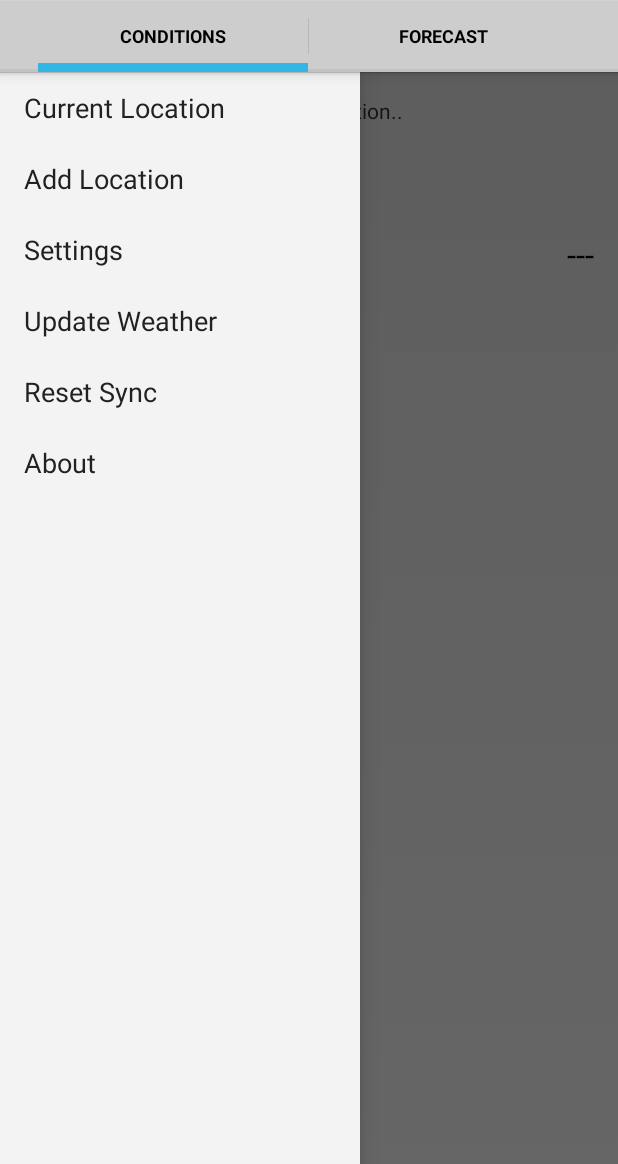
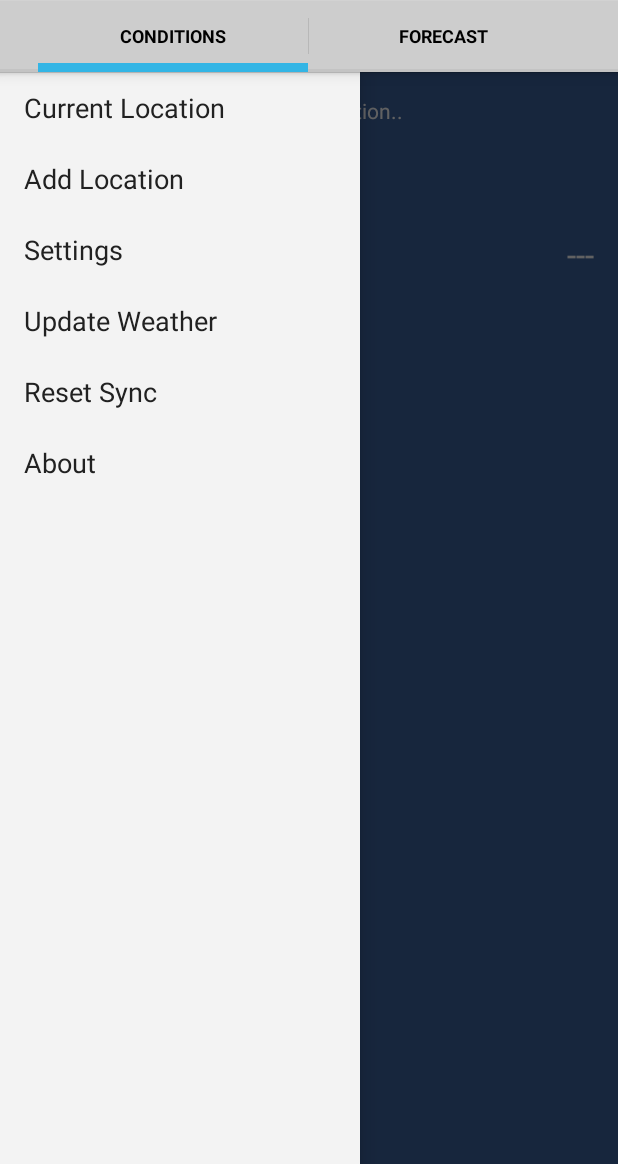
Before and after one commit to SmartDeviceLink-Examples/example_weather_app_android, an Android app: the screen it shows after launch (MainActivity), with the side drawer open, on a phone screen of 412 x 824 dp, the part 72-1236 px from its top. Run offline under Robolectric (Android 15) with nearby library versions, the phone set to English and light mode, and no system bars; 2 statements that could not run were skipped.

Commit message:
Update theme colors

```diff
--- a/MobileWeather/app/src/main/res/layout/activity_main.xml
+++ b/MobileWeather/app/src/main/res/layout/activity_main.xml
@@ -10,6 +10,7 @@
     <FrameLayout
         android:id="@+id/content_frame"
         android:layout_width="match_parent"
+        android:background="@color/colorActivityBackground"
         android:layout_height="match_parent" />
 
     <!-- Listview to display slider menu -->
@@ -21,5 +22,5 @@
         android:choiceMode="singleChoice"
         android:divider="@android:color/transparent"
         android:dividerHeight="0dp"
-        android:background="@color/colorBackground"/>
+        android:background="@color/colorNavDrawerBackground"/>
 </android.support.v4.widget.DrawerLayout>
--- a/MobileWeather/app/src/main/res/layout/drawer_list_item.xml
+++ b/MobileWeather/app/src/main/res/layout/drawer_list_item.xml
@@ -6,6 +6,6 @@
     android:gravity="center_vertical"
     android:paddingLeft="16dp"
     android:paddingRight="16dp"
-    android:textColor="@color/colorText"
+    android:textColor="@color/colorDrawerItemText"
     android:background="?android:attr/activatedBackgroundIndicator"
     android:minHeight="?android:attr/listPreferredItemHeightSmall"/>
--- a/MobileWeather/app/src/main/res/layout/forecast_list_item.xml
+++ b/MobileWeather/app/src/main/res/layout/forecast_list_item.xml
@@ -13,6 +13,7 @@
 		android:layout_gravity="center_vertical|left"
 		android:gravity="left"
 		android:textStyle="bold"
+		style="@style/TextViewStyle"
 		android:textAllCaps="true" />
 
 	<ImageView
@@ -23,6 +24,7 @@
 		android:layout_marginTop="2dp"
 		android:layout_marginBottom="2dp"
 		android:layout_gravity="center"
+		style="@style/ImageViewStyle"
 		android:gravity="center" />
 
 	<TextView
@@ -32,6 +34,7 @@
 		android:layout_weight="0.19"
 		android:layout_marginLeft="6dp"
 		android:layout_gravity="center_vertical|left"
+		style="@style/TextViewStyle"
 		android:gravity="left" />
 
 	<TextView
@@ -40,6 +43,7 @@
 		android:layout_height="wrap_content"
 		android:layout_weight="0.17"
 		android:layout_gravity="center_vertical|right"
+		style="@style/TextViewStyle"
 		android:gravity="right" />
 
 	<TextView
@@ -49,5 +53,6 @@
 		android:layout_weight="0.17"
 		android:layout_marginRight="6dp"
 		android:layout_gravity="center_vertical|right"
+		style="@style/TextViewStyle"
 		android:gravity="right" />
 </LinearLayout>
--- a/MobileWeather/app/src/main/res/layout/fragment_conditions.xml
+++ b/MobileWeather/app/src/main/res/layout/fragment_conditions.xml
@@ -13,6 +13,7 @@
         android:inputType="none"
         android:maxLines="1"
         android:minLines="1"
+        style="@style/TextViewStyle"
         android:text="@string/conditions_location" />
 
     <ImageView
@@ -23,6 +24,7 @@
         android:layout_alignParentTop="true"
         android:layout_marginLeft="16dp"
         android:layout_marginTop="42dp"
+        style="@style/ImageViewStyle"
         android:layout_below="@+id/conditionsLocationTextView" />
 
     <TextView
@@ -34,6 +36,7 @@
         android:layout_marginBottom="56dp"
         android:layout_marginRight="16dp"
         android:text="@string/conditions_no_value"
+        style="@style/TextViewStyle"
         android:textAppearance="?android:attr/textAppearanceLarge" />
 
     <TextView
@@ -44,6 +47,7 @@
         android:layout_centerHorizontal="true"
         android:layout_marginTop="50dp"
         android:text="@string/conditions_no_value"
+        style="@style/TextViewStyle"
         android:textAppearance="?android:attr/textAppearanceMedium" />
 
     <TextView
@@ -54,6 +58,7 @@
         android:layout_centerHorizontal="true"
         android:layout_marginTop="20dp"
         android:text="@string/conditions_no_value"
+        style="@style/TextViewStyle"
         android:textAppearance="?android:attr/textAppearanceMedium" />
 
     <TextView
@@ -64,6 +69,7 @@
         android:layout_centerHorizontal="true"
         android:layout_marginTop="20dp"
         android:text ="@string/conditions_no_value"
+        style="@style/TextViewStyle"
         android:textAppearance="?android:attr/textAppearanceMedium" />
 
     <TextView
@@ -77,6 +83,7 @@
         android:gravity="center_horizontal"
         android:layout_marginTop="12dp"
         android:text="@string/conditions_loading"
+        style="@style/TextViewStyle"
         android:textAppearance="?android:attr/textAppearanceMedium" />
 
 </RelativeLayout>
--- a/MobileWeather/app/src/main/res/layout/fragment_forecast.xml
+++ b/MobileWeather/app/src/main/res/layout/fragment_forecast.xml
@@ -12,6 +12,7 @@
         android:layout_centerHorizontal="true"
         android:layout_marginTop="16dp"
         android:layout_marginBottom="12dp"
+		style="@style/TextViewStyle"
         android:text="@string/forecast_location" />
 
     <ListView
--- a/MobileWeather/app/src/main/res/values/colors.xml
+++ b/MobileWeather/app/src/main/res/values/colors.xml
@@ -4,7 +4,10 @@
     <color name="colorPrimaryDark">#303F9F</color>
     <color name="colorAccent">#FF4081</color>
 
-    <color name="colorBackground">#fff3f3f3</color>
-    <color name="colorText">#212121</color>
+    <color name="colorNavDrawerBackground">#fff3f3f3</color>
+    <color name="colorDrawerItemText">#212121</color>
+    <color name="colorActivityBackground">#39609A</color>
+    <color name="colorText">#F4F4F7</color>
+    <color name="colorImageTint">#F4F4F7</color>
 
 </resources>
--- a/MobileWeather/app/src/main/res/values/styles.xml
+++ b/MobileWeather/app/src/main/res/values/styles.xml
@@ -5,4 +5,12 @@
 
     </style>
 
+    <style name="TextViewStyle">
+        <item name="android:textColor">@color/colorText</item>
+    </style>
+
+    <style name="ImageViewStyle">
+        <item name="android:tint">@color/colorImageTint</item>
+    </style>
+
 </resources>
```
